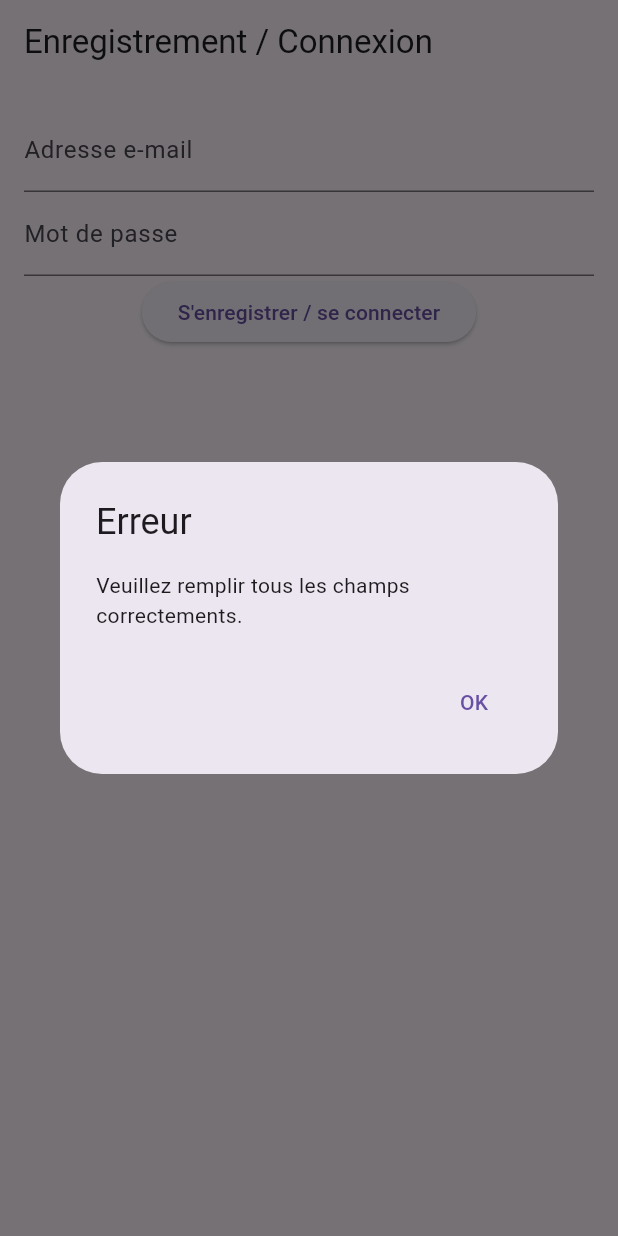
After one commit to GregSourget/CuistoLoco, a Flutter app: the screen it shows after launch, after a tap on an icon or button, on a phone screen of 412 x 824 dp. The commit adds this screen. Run offline on Flutter 3.47's test engine with Material 3 defaults, Android fonts, the light colour scheme and no system bars; our stand-ins replace flutter_dotenv, supabase_flutter; missing offline and left inert: twilio_flutter; accounts and stored records are empty.

Commit message:
enregistrement supabase user

```diff
--- a/lib/main.dart
+++ b/lib/main.dart
@@ -1,7 +1,7 @@
 import 'package:flutter/material.dart';
 import 'package:supabase_flutter/supabase_flutter.dart';
 import 'package:flutter_dotenv/flutter_dotenv.dart';
-import 'auth_screen.dart';
+import 'register.dart';
 
 void main() async {
   WidgetsFlutterBinding.ensureInitialized();
@@ -17,8 +17,8 @@ class MyApp extends StatelessWidget {
   @override
   Widget build(BuildContext context) {
     return MaterialApp(
-      home: AuthScreen(),
-
+      debugShowCheckedModeBanner: false,
+      home: RegisterScreen(),
     );
   }
 }
--- /dev/null
+++ b/lib/register.dart
@@ -0,0 +1,78 @@
+import 'package:flutter/material.dart';
+import 'auth_screen.dart';
+
+class RegisterScreen extends StatefulWidget {
+  @override
+  _RegisterScreenState createState() => _RegisterScreenState();
+}
+
+class _RegisterScreenState extends State<RegisterScreen> {
+  final TextEditingController _emailController = TextEditingController();
+  final TextEditingController _passwordController = TextEditingController();
+
+  void navigateToAuthScreen() {
+    String email = _emailController.text;
+    String password = _passwordController.text;
+
+    // Vous pouvez ajouter une validation ici pour vérifier que l'email et le mot de passe sont valides
+    if (email.isNotEmpty && password.isNotEmpty && isValidEmail(email)) {
+    // Naviguer vers l'écran d'authentification
+    Navigator.push(
+      context,
+      MaterialPageRoute(
+        builder: (context) => AuthScreen(email: email, password: password),
+      ),
+    );
+  }else {
+      // Afficher un message d'erreur si les champs sont vides
+      showDialog(
+        context: context,
+        builder: (context) => AlertDialog(
+          title: Text('Erreur'),
+          content: Text('Veuillez remplir tous les champs correctements.'),
+          actions: [
+            TextButton(
+              onPressed: () => Navigator.of(context).pop(),
+              child: Text('OK'),
+            ),
+          ],
+        ),
+      );
+    }
+  }
+
+  bool isValidEmail(String email) {
+    // Expression régulière pour valider un email
+    final emailRegExp = RegExp(
+      r'^[a-zA-Z0-9._%+-]+@[a-zA-Z0-9.-]+\.[a-zA-Z]{2,}$',
+    );
+    return emailRegExp.hasMatch(email);
+  }
+
+  @override
+  Widget build(BuildContext context) {
+    return Scaffold(
+      appBar: AppBar(title: Text('Enregistrement / Connexion')),
+      body: Padding(
+        padding: const EdgeInsets.all(16.0),
+        child: Column(
+          children: [
+            TextField(
+              controller: _emailController,
+              decoration: InputDecoration(labelText: 'Adresse e-mail'),
+            ),
+            TextField(
+              controller: _passwordController,
+              decoration: InputDecoration(labelText: 'Mot de passe'),
+              obscureText: true,
+            ),
+            ElevatedButton(
+              onPressed: navigateToAuthScreen,
+              child: Text('S\'enregistrer / se connecter'),
+            ),
+          ],
+        ),
+      ),
+    );
+  }
+}
```
Also changed, not shown: lib/auth_screen.dart (+36 -1 lines).
